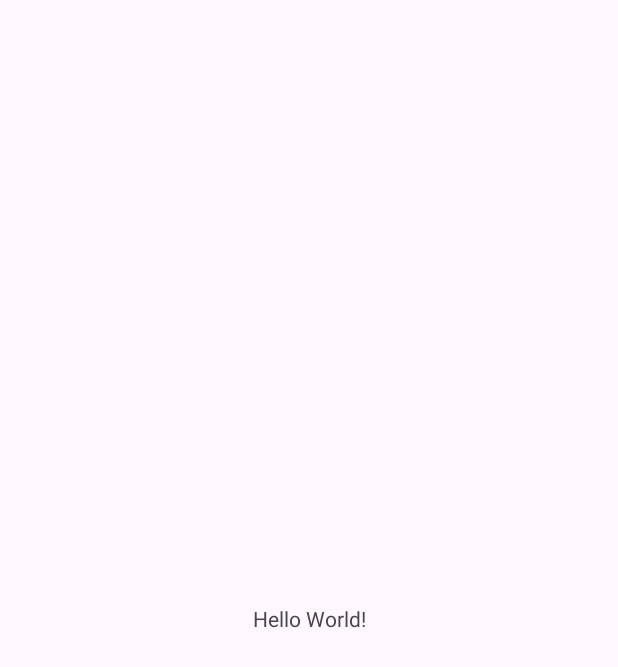
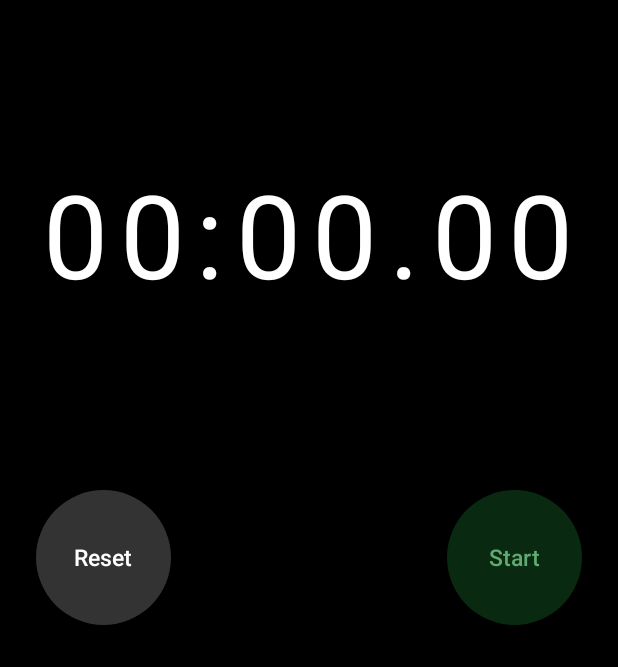
Before and after one commit to expert-tester/WakeMeUp, an Android app: the screen it shows after launch (MainActivity before the commit, Stopwatch after it), on a phone screen of 412 x 824 dp. Before the commit the part shown is almost empty. Shown: the top 667 px of the screen. Run offline under Robolectric (Android 15) with nearby library versions, the light colour scheme and no system bars.

Commit message:
Stopwatch Feature

```diff
--- a/app/build.gradle
+++ b/app/build.gradle
@@ -4,12 +4,12 @@ plugins {
 
 android {
     namespace 'com.example.wakemeup'
-    compileSdk 34
+    compileSdk 35
 
     defaultConfig {
         applicationId "com.example.wakemeup"
-        minSdk 24
-        targetSdk 34
+        minSdk 21
+        targetSdk 35
         versionCode 1
         versionName "1.0"
 
--- /dev/null
+++ b/app/src/main/java/com/example/wakemeup/Stopwatch.java
@@ -0,0 +1,98 @@
+package com.example.wakemeup;
+
+import android.os.Bundle;
+import android.os.Handler;
+import android.view.View;
+import android.widget.*;
+import androidx.appcompat.app.AppCompatActivity;
+import androidx.core.content.ContextCompat;
+
+import java.util.*;
+
+public class Stopwatch extends AppCompatActivity {
+
+    private TextView timerTextView;
+    private Button startStopButton, lapResetButton;
+    private ListView lapList;
+    private boolean running = false;
+    private long startTime = 0L;
+    private Handler handler = new Handler();
+    private List<String> laps = new ArrayList<>();
+    private Runnable updateTimer;
+
+    @Override
+    protected void onCreate(Bundle savedInstanceState) {
+        super.onCreate(savedInstanceState);
+        setContentView(R.layout.stopwatch);
+
+        timerTextView = findViewById(R.id.timer);
+        startStopButton = findViewById(R.id.startStopButton);
+        lapResetButton = findViewById(R.id.lapResetButton);
+        lapList = findViewById(R.id.lapList);
+
+        updateTimer = new Runnable() {
+            @Override
+            public void run() {
+                long millis = System.currentTimeMillis() - startTime;
+                int minutes = (int) (millis / 60000);
+                int seconds = (int) (millis / 1000) % 60;
+                int centiseconds = (int) (millis % 1000) / 10;
+                timerTextView.setText(String.format("%02d:%02d.%02d", minutes, seconds, centiseconds));
+                handler.postDelayed(this, 10);
+            }
+        };
+
+        startStopButton.setOnClickListener(v -> {
+            if (running) {
+                handler.removeCallbacks(updateTimer);
+                startStopButton.setText("Start");
+                startStopButton.setBackgroundResource(R.drawable.circle_button_green);
+                startStopButton.setTextColor(ContextCompat.getColor(this, R.color.text_color_on_green_button));
+
+                lapResetButton.setText("Reset");
+                running = false;
+            } else {
+                startTime = System.currentTimeMillis();
+                handler.post(updateTimer);
+                startStopButton.setText("Stop");
+                startStopButton.setBackgroundResource(R.drawable.circle_button_red);
+                startStopButton.setTextColor(ContextCompat.getColor(this, R.color.text_color_on_red_button));
+                lapResetButton.setText("Lap");
+                running = true;
+            }
+        });
+
+        lapResetButton.setOnClickListener(v -> {
+            if (running) {
+                // Save lap
+                String lapTime = timerTextView.getText().toString();
+                laps.add(0, lapTime);
+                updateLapList();
+            } else {
+                // Reset everything
+                timerTextView.setText("00:00.00");
+                laps.clear();
+                updateLapList();
+            }
+        });
+    }
+
+    private void updateLapList() {
+        List<Map<String, String>> data = new ArrayList<>();
+        for (int i = 0; i < laps.size(); i++) {
+            Map<String, String> item = new HashMap<>();
+            item.put("lap", "Lap " + (laps.size() - i));
+            item.put("time", laps.get(i));
+            data.add(item);
+        }
+
+        SimpleAdapter adapter = new SimpleAdapter(
+                this,
+                data,
+                R.layout.lap_item,
+                new String[]{"lap", "time"},
+                new int[]{R.id.lapLabel, R.id.lapTime}
+        );
+        lapList.setAdapter(adapter);
+    }
+}
--- /dev/null
+++ b/app/src/main/res/drawable/circle_button_gray.xml
@@ -0,0 +1,4 @@
+<shape xmlns:android="http://schemas.android.com/apk/res/android"
+    android:shape="oval">
+    <solid android:color="#333333" />
+</shape>
--- /dev/null
+++ b/app/src/main/res/drawable/circle_button_green.xml
@@ -0,0 +1,4 @@
+<shape xmlns:android="http://schemas.android.com/apk/res/android"
+    android:shape="oval">
+    <solid android:color="#0a2911" />
+</shape>
--- /dev/null
+++ b/app/src/main/res/drawable/circle_button_red.xml
@@ -0,0 +1,4 @@
+<shape xmlns:android="http://schemas.android.com/apk/res/android"
+    android:shape="oval">
+    <solid android:color="#350f0c" />
+</shape>
--- /dev/null
+++ b/app/src/main/res/layout/stopwatch.xml
@@ -0,0 +1,58 @@
+<?xml version="1.0" encoding="utf-8"?>
+<RelativeLayout xmlns:android="http://schemas.android.com/apk/res/android"
+    xmlns:app="http://schemas.android.com/apk/res-auto"
+    android:layout_width="match_parent"
+    android:layout_height="match_parent"
+    android:background="#000000"
+    android:backgroundTint="@color/black"
+    android:padding="24dp">
+
+    <TextView
+        android:id="@+id/timer"
+        android:layout_width="wrap_content"
+        android:layout_height="wrap_content"
+        android:layout_centerHorizontal="true"
+        android:layout_marginTop="80dp"
+        android:text="00:00.00"
+        android:textColor="#FFFFFF"
+        android:textSize="77sp"
+        android:letterSpacing="0.1"/>
+
+    <androidx.appcompat.widget.AppCompatButton
+        android:id="@+id/lapResetButton"
+        android:layout_width="90dp"
+        android:layout_height="90dp"
+        android:layout_below="@id/timer"
+        android:layout_alignParentStart="true"
+        android:layout_marginTop="119dp"
+        android:background="@drawable/circle_button_gray"
+        android:backgroundTint="@null"
+        android:textAllCaps="false"
+        android:text="Reset"
+        android:textColor="#FFFFFF"
+        android:textSize="15sp" />
+
+    <androidx.appcompat.widget.AppCompatButton
+        android:id="@+id/startStopButton"
+        android:layout_width="90dp"
+        android:layout_height="90dp"
+        android:layout_below="@id/timer"
+        android:layout_alignParentEnd="true"
+        android:layout_marginTop="119dp"
+        android:background="@drawable/circle_button_green"
+        android:backgroundTint="@null"
+        android:textAllCaps="false"
+        android:text="Start"
+        android:textColor="#5fab72"
+        android:textSize="15sp" />
+
+    <ListView
+        android:id="@+id/lapList"
+        android:layout_width="wrap_content"
+        android:layout_height="273dp"
+        android:layout_below="@id/startStopButton"
+        android:layout_alignParentBottom="true"
+        android:layout_marginTop="20dp"
+        android:divider="#333"
+        android:dividerHeight="1dp" />
+</RelativeLayout>
--- a/app/src/main/res/values-night/themes.xml
+++ b/app/src/main/res/values-night/themes.xml
@@ -1,7 +1,7 @@
 <resources xmlns:tools="http://schemas.android.com/tools">
     <!-- Base application theme. -->
     <style name="Base.Theme.WakeMeUp" parent="Theme.Material3.DayNight.NoActionBar">
-        <!-- Customize your dark theme here. -->
-        <!-- <item name="colorPrimary">@color/my_dark_primary</item> -->
+        <item name="buttonStyle">@style/Widget.AppCompat.Button</item>
+        <item name="android:buttonStyle">@android:style/Widget.Button</item>
     </style>
 </resources>
--- a/app/src/main/res/values/colors.xml
+++ b/app/src/main/res/values/colors.xml
@@ -2,4 +2,6 @@
 <resources>
     <color name="black">#FF000000</color>
     <color name="white">#FFFFFFFF</color>
+    <color name="text_color_on_red_button">#c95c51</color>
+    <color name="text_color_on_green_button">#5fab72</color>
 </resources>
--- a/app/src/main/res/values/themes.xml
+++ b/app/src/main/res/values/themes.xml
@@ -1,9 +1,10 @@
 <resources xmlns:tools="http://schemas.android.com/tools">
     <!-- Base application theme. -->
     <style name="Base.Theme.WakeMeUp" parent="Theme.Material3.DayNight.NoActionBar">
-        <!-- Customize your light theme here. -->
-        <!-- <item name="colorPrimary">@color/my_light_primary</item> -->
+        <item name="buttonStyle">@style/Widget.AppCompat.Button</item>
+        <item name="android:buttonStyle">@android:style/Widget.Button</item>
     </style>
+
 
     <style name="Theme.WakeMeUp" parent="Base.Theme.WakeMeUp" />
 </resources>
```
Also changed, not shown: app/src/main/AndroidManifest.xml (+8 -5 lines), app/src/main/res/layout/lap_item.xml (added, +24 -0 lines).
